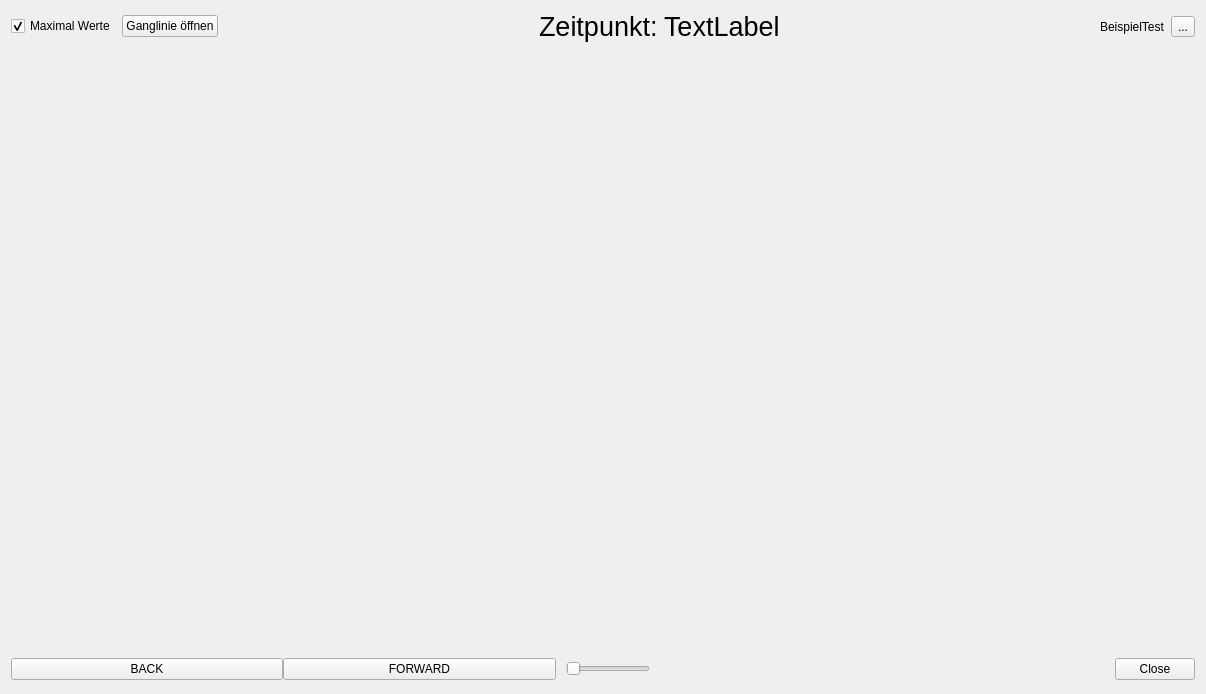
The window that qkan/ganglinienhe8/application_dialog_base.ui (hoettges/QKan) describes before a commit, drawn with Qt 5.
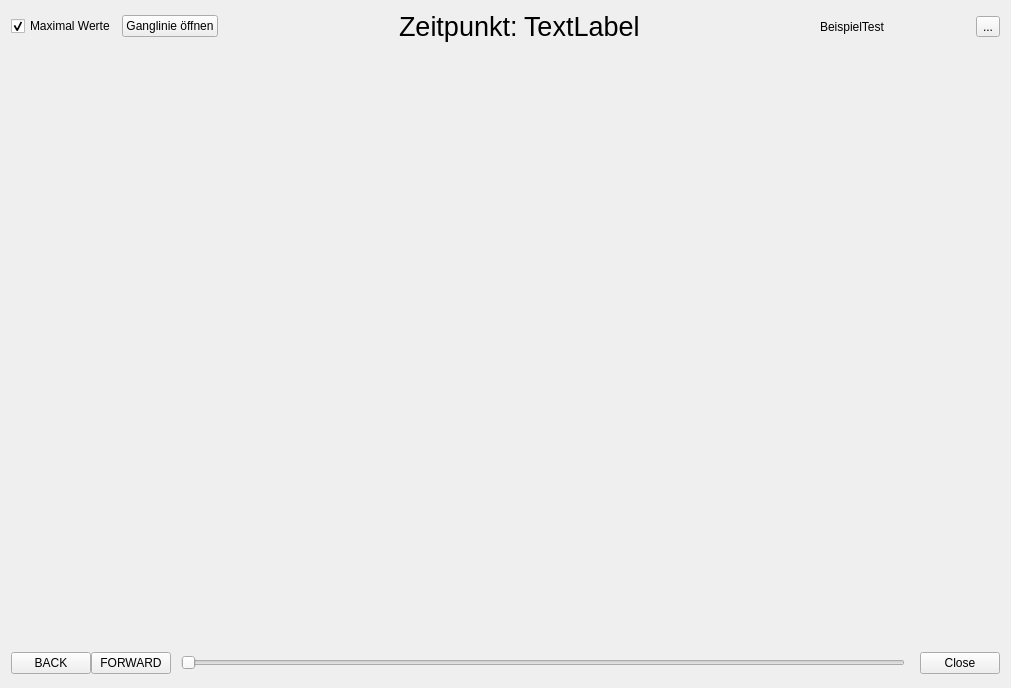
The same window after the commit.

```diff
--- a/qkan/ganglinienhe8/application_dialog_base.ui
+++ b/qkan/ganglinienhe8/application_dialog_base.ui
@@ -9,8 +9,8 @@
    <rect>
     <x>0</x>
     <y>0</y>
-    <width>1206</width>
-    <height>694</height>
+    <width>1011</width>
+    <height>688</height>
    </rect>
   </property>
   <property name="sizePolicy">
@@ -97,6 +97,18 @@
      </item>
      <item>
       <widget class="QLabel" name="label_dbname">
+       <property name="sizePolicy">
+        <sizepolicy hsizetype="Minimum" vsizetype="Preferred">
+         <horstretch>0</horstretch>
+         <verstretch>0</verstretch>
+        </sizepolicy>
+       </property>
+       <property name="minimumSize">
+        <size>
+         <width>150</width>
+         <height>0</height>
+        </size>
+       </property>
        <property name="text">
         <string>BeispielTest</string>
        </property>
@@ -133,6 +145,18 @@
       <layout class="QHBoxLayout" name="horizontalLayout_3">
        <item>
         <widget class="QPushButton" name="btn_backward">
+         <property name="sizePolicy">
+          <sizepolicy hsizetype="Expanding" vsizetype="Fixed">
+           <horstretch>0</horstretch>
+           <verstretch>0</verstretch>
+          </sizepolicy>
+         </property>
+         <property name="minimumSize">
+          <size>
+           <width>50</width>
+           <height>0</height>
+          </size>
+         </property>
          <property name="text">
           <string>BACK</string>
          </property>
@@ -140,6 +164,18 @@
        </item>
        <item>
         <widget class="QPushButton" name="btn_forward">
+         <property name="sizePolicy">
+          <sizepolicy hsizetype="Expanding" vsizetype="Fixed">
+           <horstretch>0</horstretch>
+           <verstretch>0</verstretch>
+          </sizepolicy>
+         </property>
+         <property name="minimumSize">
+          <size>
+           <width>50</width>
+           <height>0</height>
+          </size>
+         </property>
          <property name="text">
           <string>FORWARD</string>
          </property>
@@ -150,22 +186,37 @@
          <property name="orientation">
           <enum>Qt::Horizontal</enum>
          </property>
-         <property name="sizeType">
-          <enum>QSizePolicy::Fixed</enum>
-         </property>
          <property name="sizeHint" stdset="0">
           <size>
            <width>10</width>
-           <height>0</height>
+           <height>20</height>
           </size>
          </property>
         </spacer>
        </item>
-       <item alignment="Qt::AlignLeft">
+       <item>
         <widget class="QSlider" name="slider">
          <property name="enabled">
           <bool>true</bool>
          </property>
+         <property name="sizePolicy">
+          <sizepolicy hsizetype="Minimum" vsizetype="Fixed">
+           <horstretch>1</horstretch>
+           <verstretch>0</verstretch>
+          </sizepolicy>
+         </property>
+         <property name="minimumSize">
+          <size>
+           <width>100</width>
+           <height>0</height>
+          </size>
+         </property>
+         <property name="baseSize">
+          <size>
+           <width>0</width>
+           <height>0</height>
+          </size>
+         </property>
          <property name="font">
           <font>
            <strikeout>false</strikeout>
@@ -179,11 +230,24 @@
          </property>
         </widget>
        </item>
+       <item>
+        <spacer name="horizontalSpacer_4">
+         <property name="orientation">
+          <enum>Qt::Horizontal</enum>
+         </property>
+         <property name="sizeHint" stdset="0">
+          <size>
+           <width>10</width>
+           <height>20</height>
+          </size>
+         </property>
+        </spacer>
+       </item>
        <item>
         <widget class="QWidget" name="widget" native="true">
          <property name="minimumSize">
           <size>
-           <width>250</width>
+           <width>0</width>
            <height>0</height>
           </size>
          </property>
@@ -222,8 +286,8 @@
     <widget class="QStackedWidget" name="stackedWidget">
      <property name="minimumSize">
       <size>
-       <width>300</width>
-       <height>300</height>
+       <width>100</width>
+       <height>100</height>
       </size>
      </property>
      <property name="styleSheet">
```
